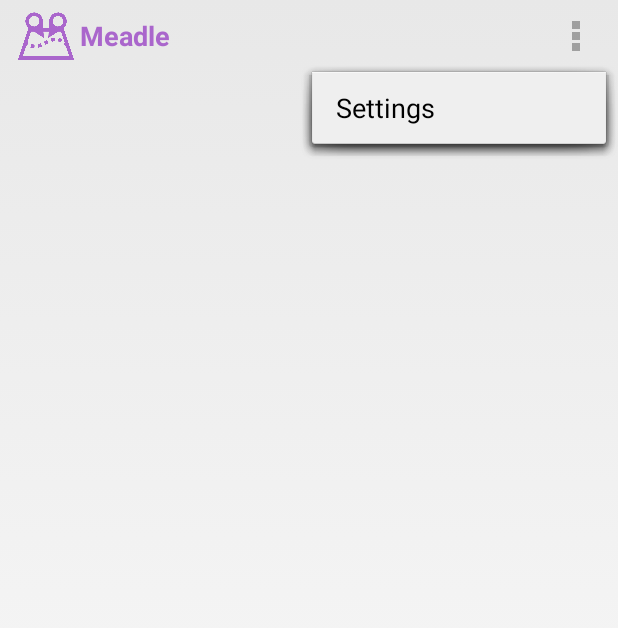
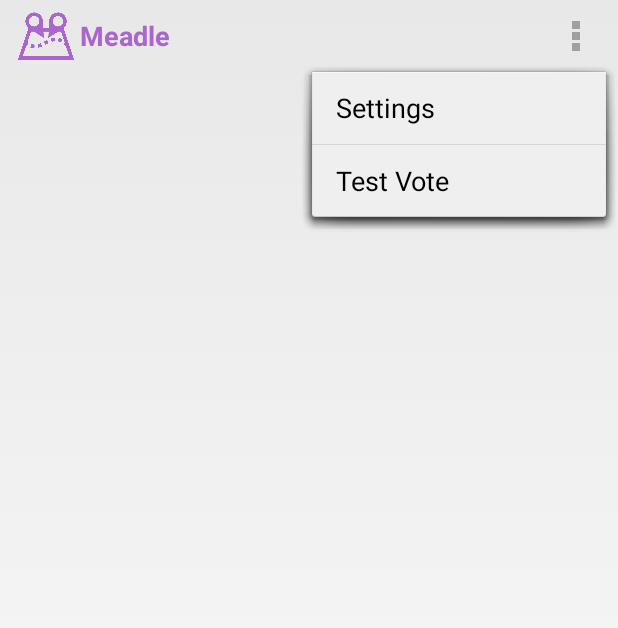
Before and after one commit to vidia/meadle-android, an Android app: the screen it shows after launch (MainActivity), with the options menu open, on a phone screen of 412 x 824 dp. Shown: the top 628 px of the screen. Run offline under Robolectric (Android 15) with nearby library versions, the phone set to English and light mode, and no system bars; 1 statement that could not run was skipped.

Commit message:
Changed the test button

```diff
--- a/app/src/main/res/menu/main.xml
+++ b/app/src/main/res/menu/main.xml
@@ -5,4 +5,9 @@
         android:title="@string/action_settings"
         android:orderInCategory="100"
         android:showAsAction="never" />
+
+    <item android:id="@+id/action_dev_vote"
+        android:title="Test Vote"
+        android:orderInCategory="100"
+        android:showAsAction="never" />
 </menu>
```
Also changed, not shown: app/src/main/java/edu/purdue/cs408/meadle/activities/MainActivity.java (+4 -6 lines), app/src/main/res/layout/activity_start.xml (+0 -9 lines).
